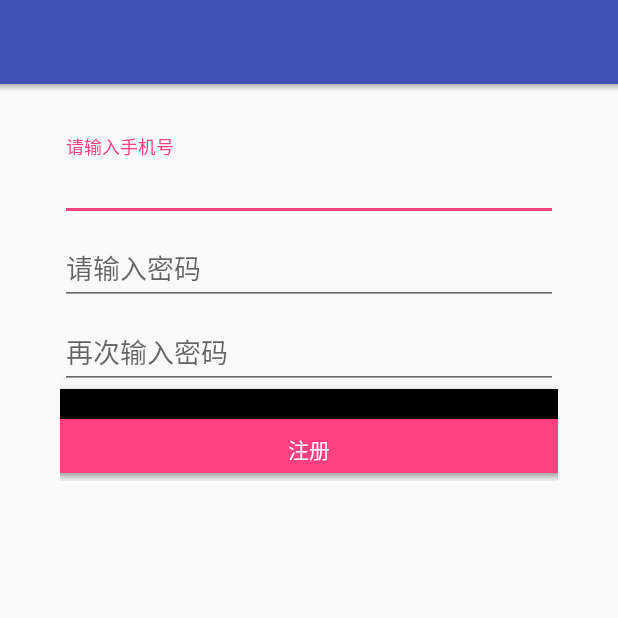
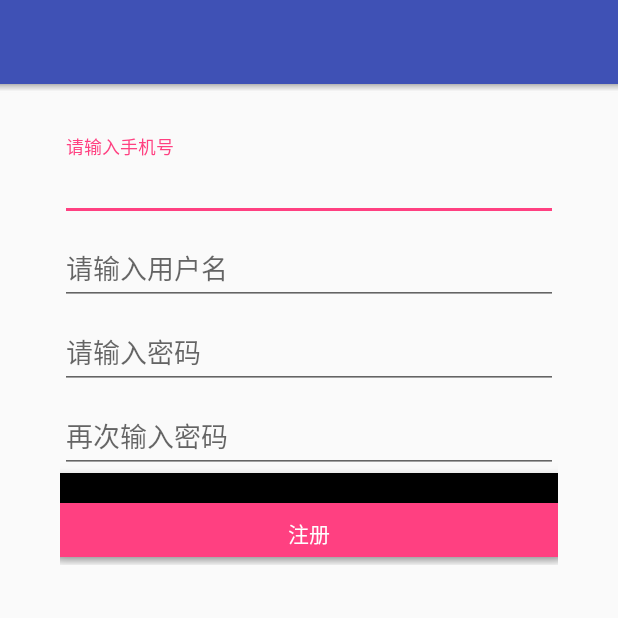
Before and after one commit to SE-Project-Group/Android_App, an Android app: the SignUpActivity screen opened directly, with no data from a screen before it, on a phone screen of 412 x 824 dp, the top half of it. Run offline under Robolectric (Android 15) with nearby library versions, the light colour scheme and no system bars.

Commit message:
sign up page improve

```diff
--- a/Android_App/app/src/main/res/layout/activity_sign_up.xml
+++ b/Android_App/app/src/main/res/layout/activity_sign_up.xml
@@ -18,6 +18,18 @@
         android:orientation="vertical"
         android:layout_marginTop="30dp">
         <android.support.design.widget.TextInputLayout
+            android:id="@+id/phone_num"
+            android:layout_width="match_parent"
+            android:layout_height="wrap_content">
+
+            <EditText
+                android:layout_width="match_parent"
+                android:layout_height="wrap_content"
+                android:hint="请输入手机号"
+                android:maxLines="2"/>
+
+        </android.support.design.widget.TextInputLayout>
+        <android.support.design.widget.TextInputLayout
             android:id="@+id/user_name"
             android:layout_width="match_parent"
             android:layout_height="wrap_content">
@@ -25,7 +37,7 @@
             <EditText
                 android:layout_width="match_parent"
                 android:layout_height="wrap_content"
-                android:hint="请输入手机号"
+                android:hint="请输入用户名"
                 android:maxLines="2"/>
 
         </android.support.design.widget.TextInputLayout>
```
